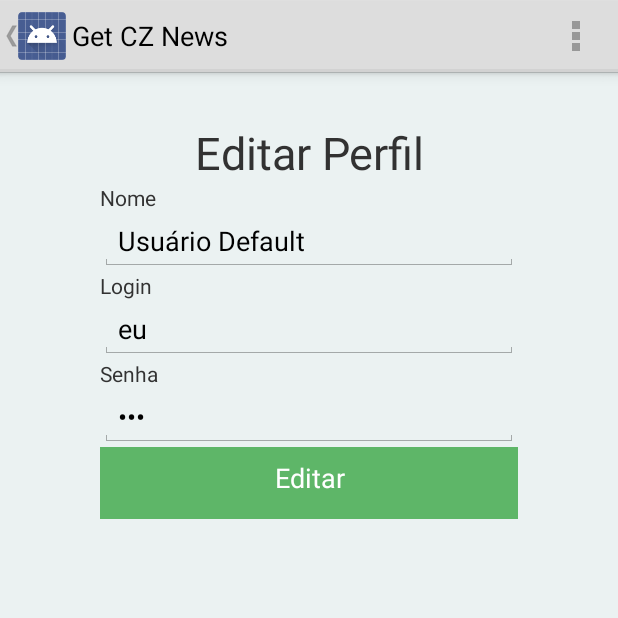
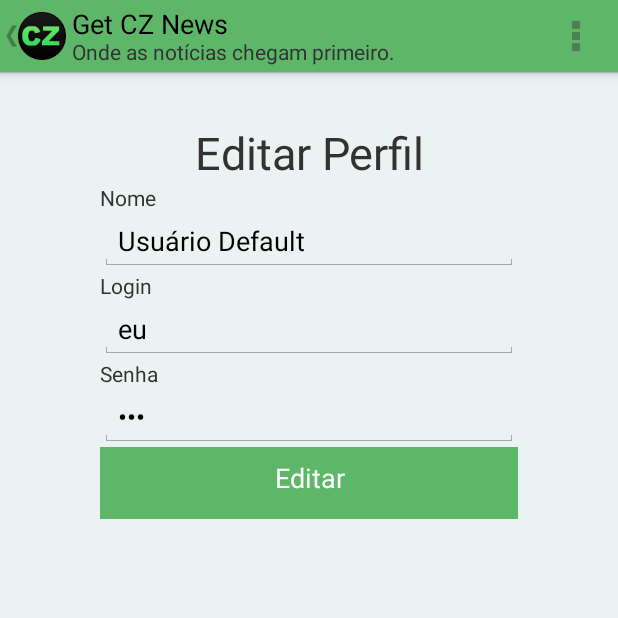
Before and after one commit to antonioads2017/GetNewsCZ, an Android app: the screen it shows after launch (TelaEditarPerfil), in the options menu, after a tap on "Modificar Dados", on a phone screen of 412 x 824 dp, the top half of it. Run offline under Robolectric (Android 15) with nearby library versions, the phone set to English and light mode, and no system bars; our stand-ins replace Picasso; pictures from the network do not load.

Commit message:
Refatorando o processo de limpar tabelas

```diff
--- a/getCzNew/app/src/main/AndroidManifest.xml
+++ b/getCzNew/app/src/main/AndroidManifest.xml
@@ -7,7 +7,7 @@
 
     <application
         android:allowBackup="true"
-        android:icon="@mipmap/ic_launcher"
+        android:icon="@drawable/small"
         android:label="@string/app_name"
         android:roundIcon="@mipmap/ic_launcher_round"
         android:supportsRtl="true"
--- a/getCzNew/app/src/main/java/com/example/getcznews/dao/NoticiaDAO.java
+++ b/getCzNew/app/src/main/java/com/example/getcznews/dao/NoticiaDAO.java
@@ -5,5 +5,5 @@ import com.example.getcznews.domain.Noticia;
 public interface NoticiaDAO extends DefaulDAO<Noticia> {
 
     void excluirVisualizada();
-    void limpar();
+    void limpar(long fonte_id);
 }
--- a/getCzNew/app/src/main/java/com/example/getcznews/screens/TelaModeloAtivo.java
+++ b/getCzNew/app/src/main/java/com/example/getcznews/screens/TelaModeloAtivo.java
@@ -4,16 +4,20 @@ import android.app.ActionBar;
 import android.app.AlertDialog;
 import android.content.DialogInterface;
 import android.content.Intent;
-import android.opengl.EGLExt;
+import android.graphics.Color;
+import android.graphics.drawable.ColorDrawable;
 import android.os.Bundle;
 import android.support.annotation.Nullable;
+import android.view.Gravity;
 import android.view.Menu;
 import android.view.MenuItem;
+import android.widget.LinearLayout;
+import android.widget.RelativeLayout;
+import android.widget.TextView;
 import android.widget.Toast;
 
-import com.example.getcznews.controler.Login;
+import com.example.getcznews.R;
 import com.example.getcznews.services.TimeView;
-import com.example.getcznews.services.UsuarioService;
 
 /***********************
  * TelaModeloAtivo
@@ -58,8 +62,12 @@ public abstract class TelaModeloAtivo extends TelaPadrao{
     protected void onCreate(@Nullable Bundle savedInstanceState) {
         super.onCreate(savedInstanceState);
 
+
         ActionBar ab = getActionBar();
         ab.setDisplayHomeAsUpEnabled(true);
+        ab.setSubtitle("Onde as notícias chegam primeiro.");
+        ab.setBackgroundDrawable(new ColorDrawable(Color.parseColor("#5eb668")));
+        ab.setIcon(R.drawable.small);
     }
 
     /*********************************************
--- a/getCzNew/app/src/main/java/com/example/getcznews/services/TimeWeb.java
+++ b/getCzNew/app/src/main/java/com/example/getcznews/services/TimeWeb.java
@@ -78,7 +78,7 @@ public class TimeWeb extends TimerTask {
     private static void atualizarNoticias(Context context){
         NoticiaDAO noticiaDAO = new NoticiaDAOImpl(context);
         FonteDAO fonteDAO = new FonteDAOImpl(context);
-        noticiaDAO.limpar();
+//        noticiaDAO.limpar();
         new FeedParaNoticiasSensoCriticoPb(noticiaDAO,fonteDAO.buscar(3));
         new FeedParaNoticiasValeDoPianco(noticiaDAO,fonteDAO.buscar(1));
         new FeedParaNoticiasParaibaTotal(noticiaDAO,fonteDAO.buscar(2));
--- a/getCzNew/app/src/main/java/com/example/getcznews/services/feed/FeedParaNoticias.java
+++ b/getCzNew/app/src/main/java/com/example/getcznews/services/feed/FeedParaNoticias.java
@@ -26,10 +26,13 @@ public abstract class FeedParaNoticias {
     }
 
     protected void persistirNoticias(List<Noticia> noticias){
-
+        if (noticias.size() == 0)
+            return;
+        noticiaDAO.limpar(fonte.getId());
         for (Noticia noticia: noticias) {
             noticiaDAO.salvar(noticia);
         }
+
         TimeView.run();
 
     }
```
Also changed, not shown: getCzNew/app/src/main/java/com/example/getcznews/dao/NoticiaDAOImpl.java (+6 -2 lines), getCzNew/app/src/main/res/drawable/small.png (added).
